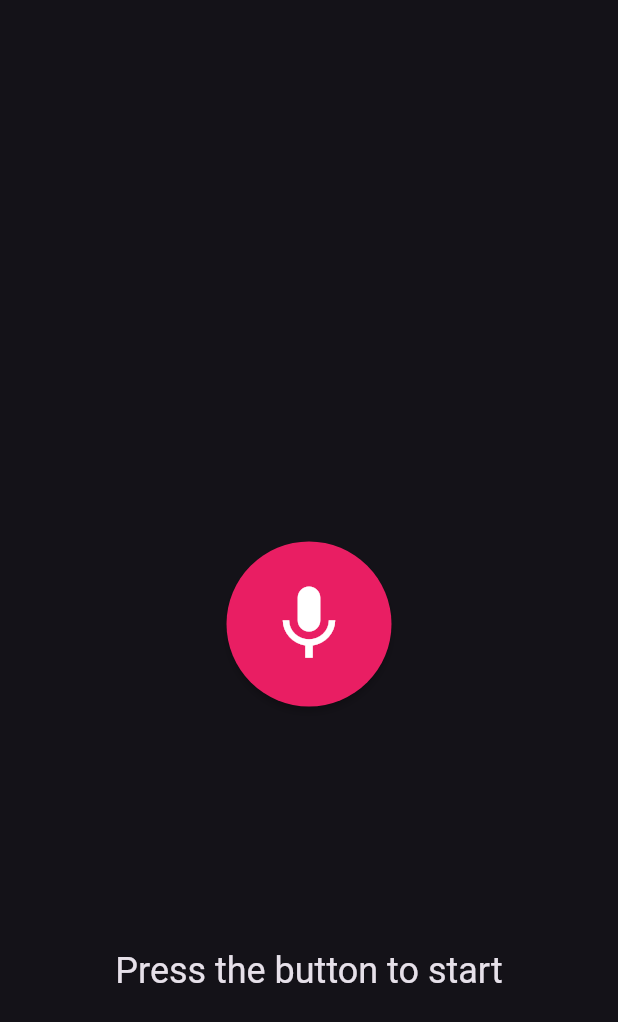
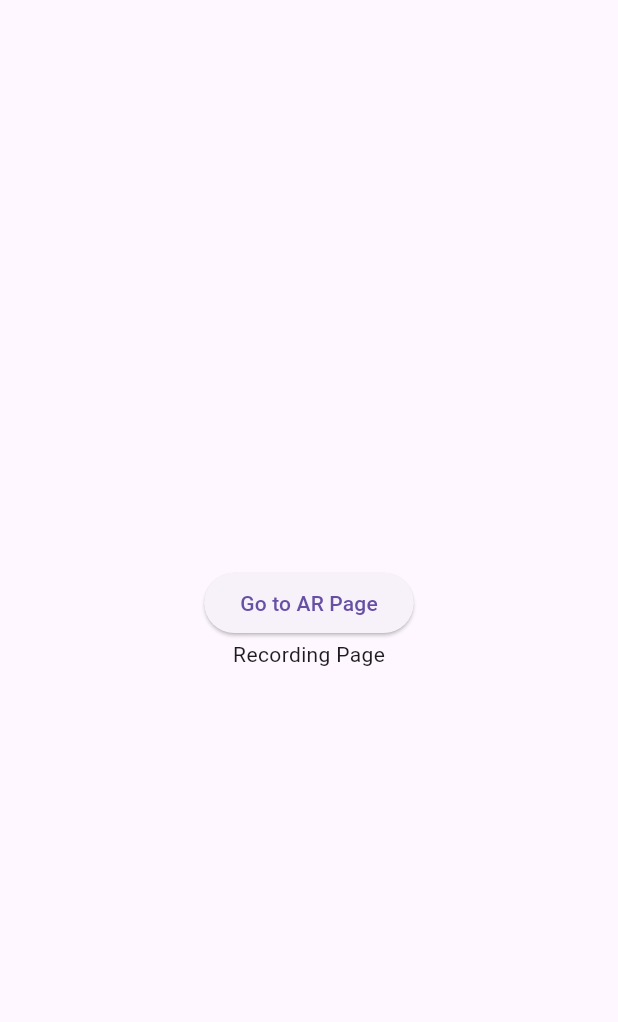
Before and after one commit to hirune05/sound_classify_app_previus, a Flutter app: the screen it shows after launch, on a phone screen of 412 x 824 dp. Shown: the top 1022 px of the screen. Run offline on Flutter 3.47's test engine with Material 3 defaults, Android fonts, the light colour scheme and no system bars; our stand-ins replace freezed_annotation, go_router, hooks_riverpod.

Commit message:
Make routing

```diff
--- a/lib/main.dart
+++ b/lib/main.dart
@@ -1,117 +1,8 @@
-import 'package:flutter/material.dart';
-import 'package:flutter/services.dart';
-import 'package:tflite_audio/tflite_audio.dart';
-import 'dart:convert'; // JSON文字列を扱うために必要
+import 'package:flutter/material.dart'; // JSON文字列を扱うために必要
+import 'package:hooks_riverpod/hooks_riverpod.dart';
+import 'package:sound_classify_app/main_app.dart';
 
 void main() {
-  runApp(MyApp());
+  WidgetsFlutterBinding.ensureInitialized();
+  runApp(const ProviderScope(child: MainApp()));
 }
-
-class MyApp extends StatelessWidget {
-  @override
-  Widget build(BuildContext context) {
-    return MaterialApp(
-      title: 'Flutter Demo',
-      theme: ThemeData.dark(),
-      home: MyHomePage(),
-    );
-  }
-}
-
-class MyHomePage extends StatefulWidget {
-  @override
-  _MyHomePageState createState() => _MyHomePageState();
-}
-
-class _MyHomePageState extends State<MyHomePage> {
-  String _sound = "Press the button to start";
-  bool _recording = false;
-  late Stream<Map<dynamic, dynamic>> result;
-
-  @override
-  void initState() {
-    super.initState();
-    TfliteAudio.loadModel(
-      model: 'assets/soundclassifier.tflite',
-      label: 'assets/labels.txt',
-      outputRawScores: true, // Rawスコアを出力する
-      numThreads: 1,
-      isAsset: true,
-      inputType: 'rawAudio',
-    );
-  }
-
-  void _recorder() {
-    if (!_recording) {
-      setState(() => _recording = true);
-      result = TfliteAudio.startAudioRecognition(
-        numOfInferences: 1,
-        sampleRate: 44100,
-        bufferSize: 22016,
-      );
-      result.listen((event) async {
-        // ラベルリストを非同期で取得
-        final labels = await fetchLabelList();
-        // recognitionResultからスコアのリストを取得
-        final rawScores = json.decode(event["recognitionResult"]);
-        List<double> scores = List<double>.from(rawScores);
-
-        // スコアをパーセント表示に変換し、それぞれのラベルと結合する
-        String recognitionResults = "";
-        for (int i = 0; i < scores.length; i++) {
-          recognitionResults +=
-              "${labels[i]}: ${(scores[i] * 100).toStringAsFixed(2)}%\n";
-        }
-
-        setState(() {
-          _recording = false;
-          _sound = recognitionResults;
-        });
-      });
-    }
-  }
-
-  Future<List<String>> fetchLabelList() async {
-    final labelData = await rootBundle.loadString('assets/labels.txt');
-    return LineSplitter().convert(labelData);
-  }
-
-  void _stop() {
-    TfliteAudio.stopAudioRecognition();
-    setState(() {
-      _recording = false;
-      _sound = "Press the button to start";
-    });
-  }
-
-  @override
-  Widget build(BuildContext context) {
-    return Scaffold(
-      body: Container(
-        child: Center(
-          child: Column(
-            mainAxisAlignment: MainAxisAlignment.spaceEvenly,
-            children: <Widget>[
-              Container(
-                padding: EdgeInsets.all(20),
-              ),
-              MaterialButton(
-                onPressed: _recorder,
-                color: _recording ? Colors.grey : Colors.pink,
-                textColor: Colors.white,
-                child: Icon(Icons.mic, size: 60),
-                shape: CircleBorder(),
-                padding: EdgeInsets.all(25),
-              ),
-              Text(
-                _sound,
-                textAlign: TextAlign.center,
-                style: Theme.of(context).textTheme.headline5,
-              ),
-            ],
-          ),
-        ),
-      ),
-    );
-  }
-}
--- /dev/null
+++ b/lib/main_app.dart
@@ -0,0 +1,15 @@
+import 'package:flutter/material.dart';
+import 'package:hooks_riverpod/hooks_riverpod.dart';
+import 'package:sound_classify_app/pages/page_router.dart';
+
+class MainApp extends ConsumerWidget {
+  const MainApp({super.key});
+  @override
+  Widget build(BuildContext contest, WidgetRef ref) {
+    return MaterialApp.router(
+      title: 'SoundFit',
+      theme: ThemeData(primarySwatch: Colors.blue),
+      routerConfig: ref.watch(routerProvider),
+    );
+  }
+}
--- /dev/null
+++ b/lib/pages/page_router.dart
@@ -0,0 +1,43 @@
+import 'package:flutter/material.dart';
+import 'package:go_router/go_router.dart';
+import 'package:hooks_riverpod/hooks_riverpod.dart';
+import 'package:sound_classify_app/pages/ar_page/ar_page.dart';
+import 'package:sound_classify_app/pages/recording_page/recording_page.dart';
+
+final routerProvider = Provider(
+  (ref) => GoRouter(
+    routes: <RouteBase>[
+      GoRoute(
+        path: '/',
+        pageBuilder: (context, state) => buildTransitionPage(
+          child: const RecordingPage(), //一番最初のページ
+        ),
+        routes: <RouteBase>[
+          GoRoute(
+            path: 'home/ar',
+            pageBuilder: (context, state) => buildTransitionPage(
+              child: const ArPage(),
+            ),
+          ),
+        ],
+      ),
+    ],
+  ),
+);
+
+CustomTransitionPage<T> buildTransitionPage<T>({
+  required Widget child,
+}) {
+  if (child == null) {
+    // エラー処理など
+    throw ArgumentError('Child widget must not be null');
+  }
+
+  return CustomTransitionPage<T>(
+    child: child,
+    transitionsBuilder: (context, animation, secondaryAnimation, child) {
+      return child;
+    },
+    transitionDuration: const Duration(milliseconds: 0),
+  );
+}
--- /dev/null
+++ b/lib/pages/recording_page/recording_page.dart
@@ -0,0 +1,24 @@
+import 'package:flutter/material.dart';
+import 'package:go_router/go_router.dart';
+import 'package:hooks_riverpod/hooks_riverpod.dart';
+
+class RecordingPage extends ConsumerWidget {
+  const RecordingPage({super.key});
+  @override
+  Widget build(BuildContext context, WidgetRef ref) {
+    return Scaffold(
+      body: Column(
+        mainAxisAlignment: MainAxisAlignment.center,
+        children: [
+          ElevatedButton(
+            onPressed: () => context.go('/home/ar'),
+            child: Text('Go to AR Page'),
+          ),
+          Center(
+            child: Text('Recording Page'),
+          ),
+        ],
+      ),
+    );
+  }
+}
--- a/pubspec.yaml
+++ b/pubspec.yaml
@@ -32,6 +32,11 @@ dependencies:
     sdk: flutter
   cupertino_icons: ^1.0.2
   tflite_audio: ^0.3.0
+  hooks_riverpod: ^2.5.1
+  go_router: ^13.2.0
+  freezed_annotation: ^2.4.1
+  build_runner: ^2.4.8
+  freezed: ^2.4.7
 
 dev_dependencies:
   flutter_test:
```
Also changed, not shown: lib/models/detail.dart (added, +11 -0 lines), lib/pages/ar_page/ar_page.dart (added, +24 -0 lines), lib/models/detail.freezed.dart (added), lib/pages/recording_page/recording_page_controller.dart (added).
